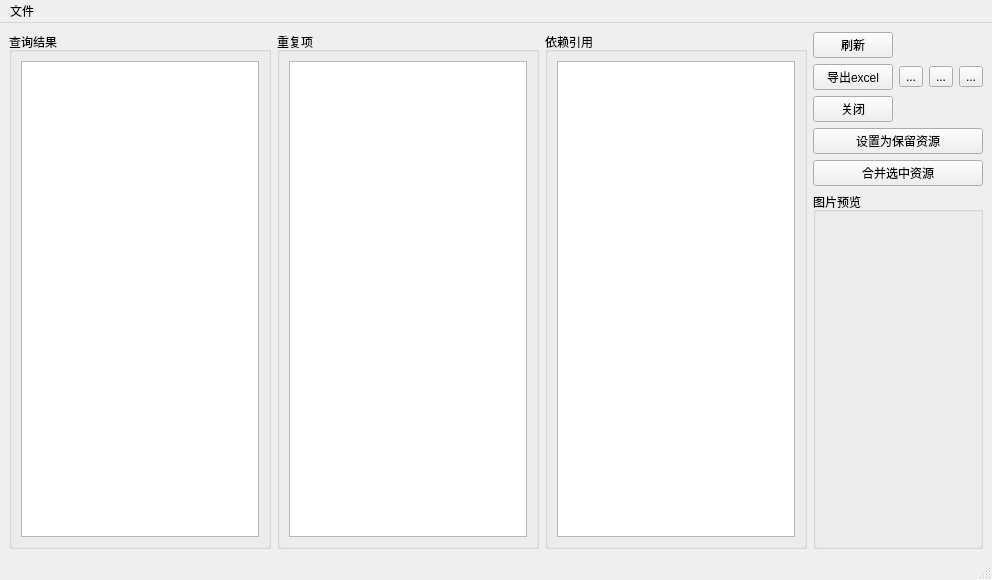
Qt form gui/mainGUI.ui (TangXiaoLin-CN/FguiResTool) before a commit.
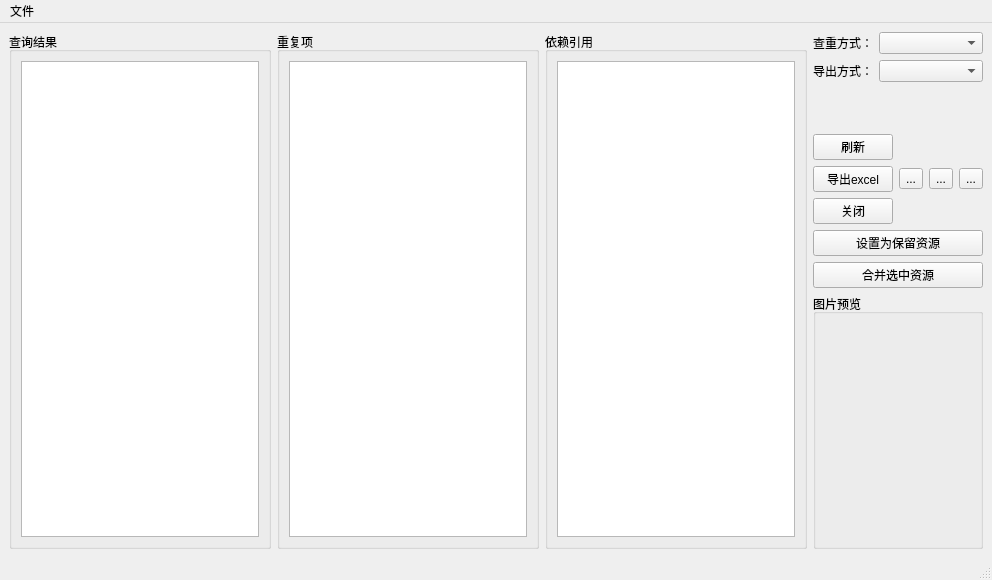
The same form after that commit. Icons and pictures are not drawn.

```diff
--- a/gui/mainGUI.ui
+++ b/gui/mainGUI.ui
@@ -61,7 +61,25 @@
     </item>
     <item row="0" column="3">
      <layout class="QGridLayout" name="gridLayout_2">
-      <item row="0" column="0">
+      <item row="3" column="0">
+       <layout class="QVBoxLayout" name="verticalLayout">
+        <item>
+         <widget class="QPushButton" name="btnSave">
+          <property name="text">
+           <string>设置为保留资源</string>
+          </property>
+         </widget>
+        </item>
+        <item>
+         <widget class="QPushButton" name="btnMerge">
+          <property name="text">
+           <string>合并选中资源</string>
+          </property>
+         </widget>
+        </item>
+       </layout>
+      </item>
+      <item row="2" column="0">
        <layout class="QHBoxLayout" name="horizontalLayout_3">
         <item>
          <layout class="QVBoxLayout" name="verticalLayout_2">
@@ -155,20 +173,30 @@
        </layout>
       </item>
       <item row="1" column="0">
-       <layout class="QVBoxLayout" name="verticalLayout">
+       <layout class="QVBoxLayout" name="verticalLayout_3">
         <item>
-         <widget class="QPushButton" name="btnSave">
-          <property name="text">
-           <string>设置为保留资源</string>
-          </property>
-         </widget>
-        </item>
-        <item>
-         <widget class="QPushButton" name="btnMerge">
-          <property name="text">
-           <string>合并选中资源</string>
-          </property>
-         </widget>
+         <layout class="QFormLayout" name="formLayout">
+          <item row="0" column="0">
+           <widget class="QLabel" name="label">
+            <property name="text">
+             <string>查重方式：</string>
+            </property>
+           </widget>
+          </item>
+          <item row="0" column="1">
+           <widget class="QComboBox" name="DealFuncComBox"/>
+          </item>
+          <item row="1" column="1">
+           <widget class="QComboBox" name="ExportWayComBox"/>
+          </item>
+          <item row="1" column="0">
+           <widget class="QLabel" name="label_2">
+            <property name="text">
+             <string>导出方式：</string>
+            </property>
+           </widget>
+          </item>
+         </layout>
         </item>
        </layout>
       </item>
```
Left out of the diff: 24 changed lines with no effect on the pictures.
